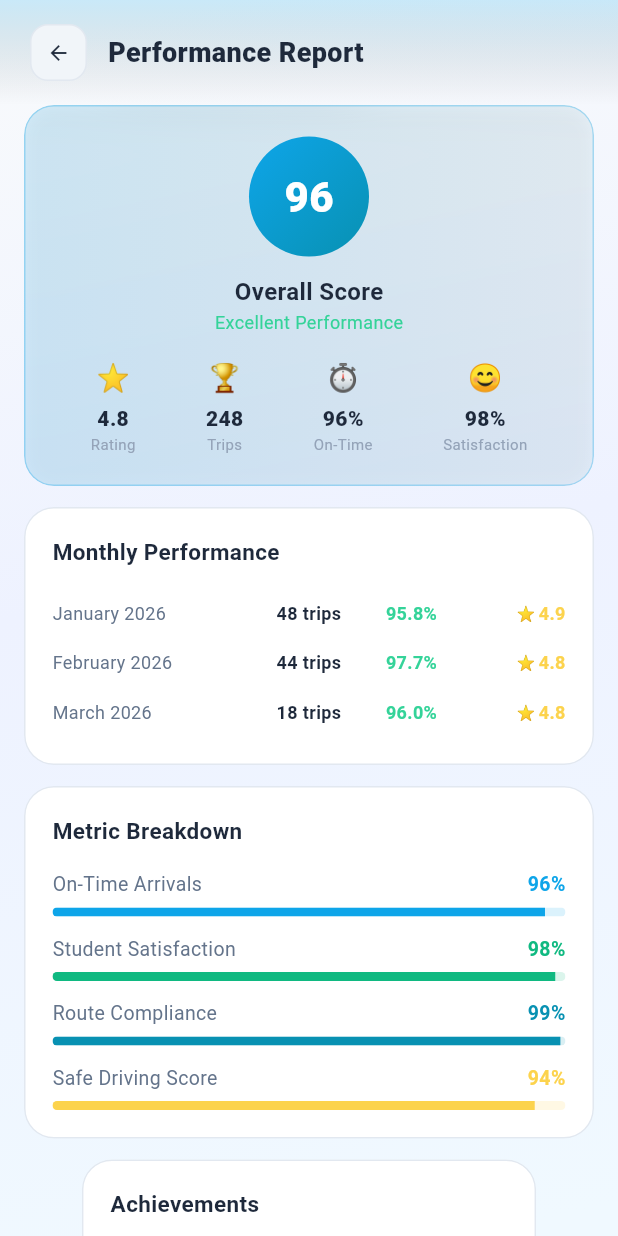
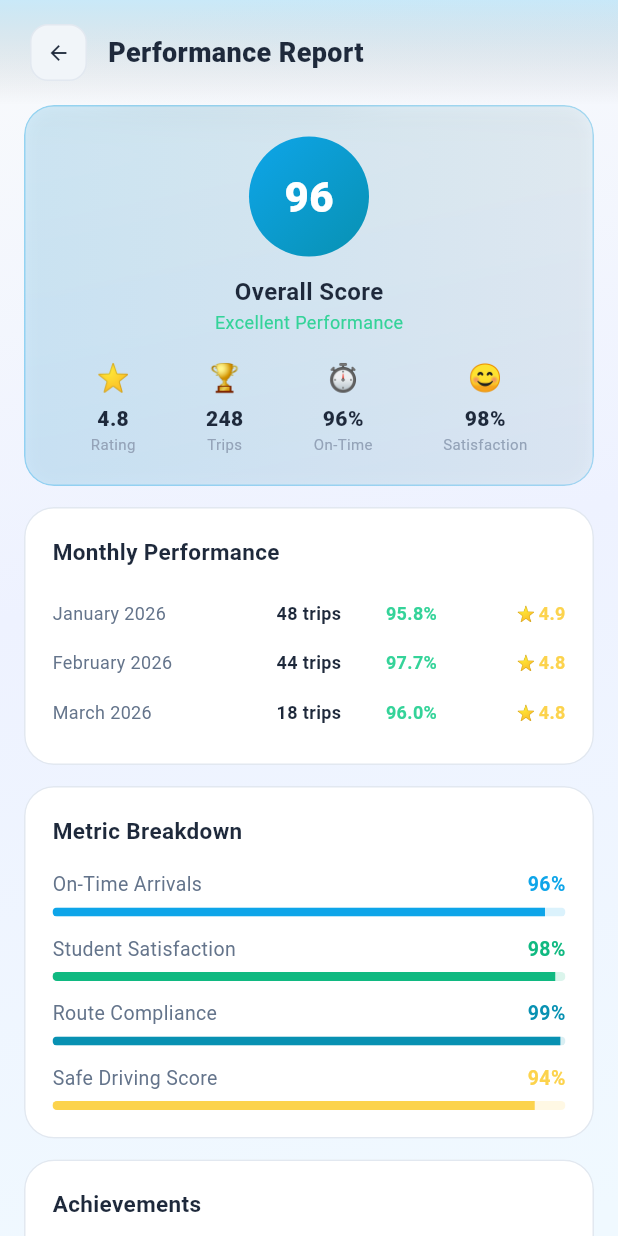
Before and after one commit to Talha-Aslam/transit_pro, a Flutter app: the DriverPerformanceScreen screen opened by its route, on a phone screen of 412 x 824 dp. Run offline on Flutter 3.47's test engine with Material 3 defaults, Android fonts, the phone set to English and light mode, and no system bars; our stand-ins replace firebase_auth, firebase_core, flutter_local_notifications, geolocator, go_router, google_maps_flutter and 3 more; missing offline and left inert: flutter_polyline_points; accounts and stored records are empty.

Commit message:
feat: enhance achievements display in driver performance screen

```diff
--- a/lib/screens/driver/driver_performance_screen.dart
+++ b/lib/screens/driver/driver_performance_screen.dart
@@ -226,7 +226,9 @@ class _DriverPerformanceScreenState extends State<DriverPerformanceScreen> {
                       const SizedBox(height: 14),
 
                       // Achievements
-                      GlassCard(
+                      SizedBox(
+                        width: double.infinity,
+                        child: GlassCard(
                           padding: const EdgeInsets.all(18),
                           child: Column(
                             crossAxisAlignment: CrossAxisAlignment.start,
@@ -253,6 +255,7 @@ class _DriverPerformanceScreenState extends State<DriverPerformanceScreen> {
                                 ],
                               ),
                             ],
+                          ),
                         ),
                       ),
                       const SizedBox(height: 24),
```
Lines whose indentation alone changed are shown as unchanged.
